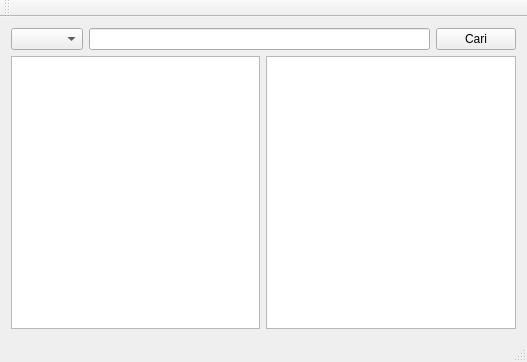
Before: the Qt Designer form mainwindow.ui in bgli/kbbi-qt, drawn with Qt 5.
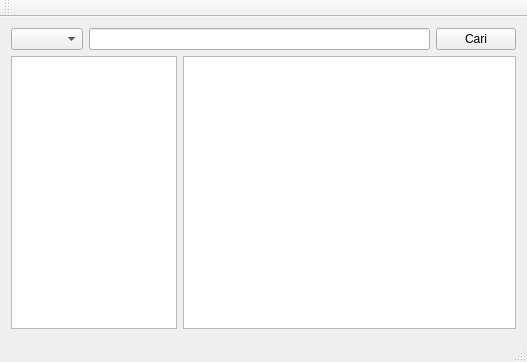
After: the same form once the commit is applied.

Commit message: Update size policy box layout

What changed in the file:
```diff
--- a/mainwindow.ui
+++ b/mainwindow.ui
@@ -10,6 +10,12 @@
     <height>362</height>
    </rect>
   </property>
+  <property name="sizePolicy">
+   <sizepolicy hsizetype="Preferred" vsizetype="Preferred">
+    <horstretch>1</horstretch>
+    <verstretch>0</verstretch>
+   </sizepolicy>
+  </property>
   <property name="windowTitle">
    <string>MainWindow</string>
   </property>
@@ -35,10 +41,23 @@
     <item>
      <layout class="QHBoxLayout" name="horizontalLayout_2">
       <item>
-       <widget class="QListWidget" name="listResult"/>
+       <widget class="QListWidget" name="listResult">
+        <property name="sizePolicy">
+         <sizepolicy hsizetype="Expanding" vsizetype="Expanding">
+          <horstretch>1</horstretch>
+          <verstretch>0</verstretch>
+         </sizepolicy>
+        </property>
+       </widget>
       </item>
       <item>
        <widget class="QTextEdit" name="detailResult">
+        <property name="sizePolicy">
+         <sizepolicy hsizetype="Expanding" vsizetype="Expanding">
+          <horstretch>2</horstretch>
+          <verstretch>0</verstretch>
+         </sizepolicy>
+        </property>
         <property name="sizeIncrement">
          <size>
           <width>0</width>
```
